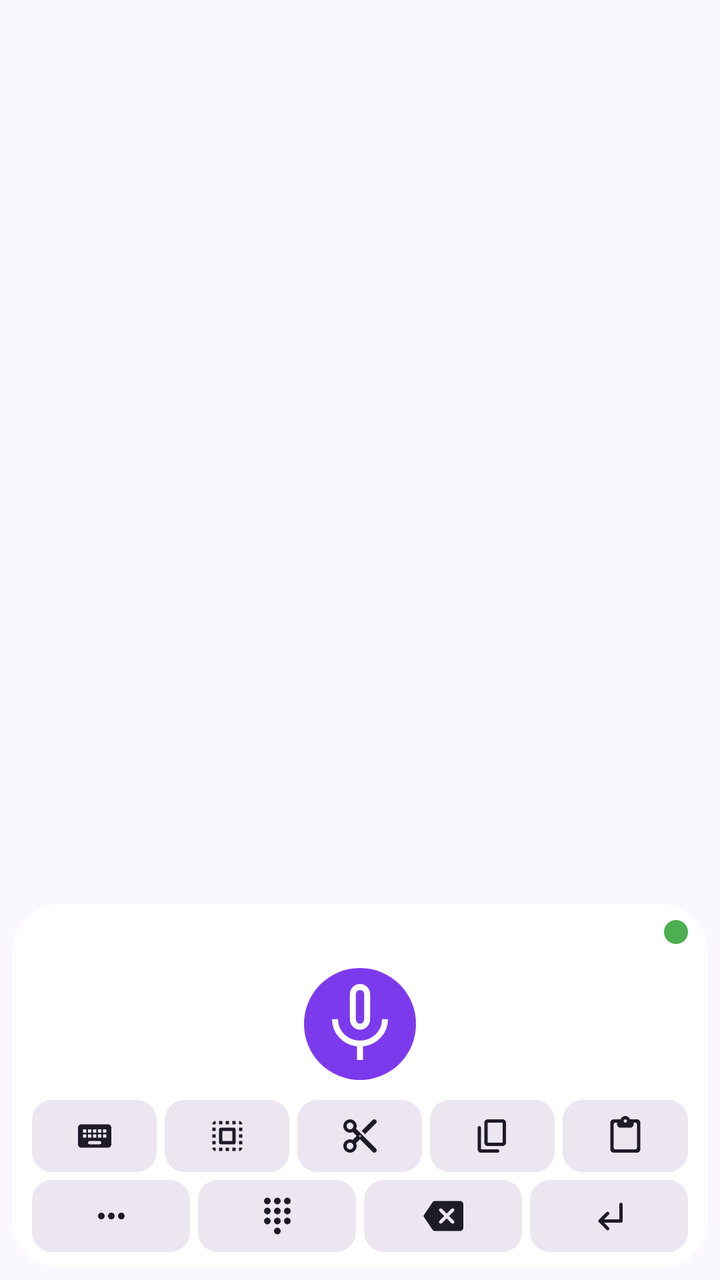
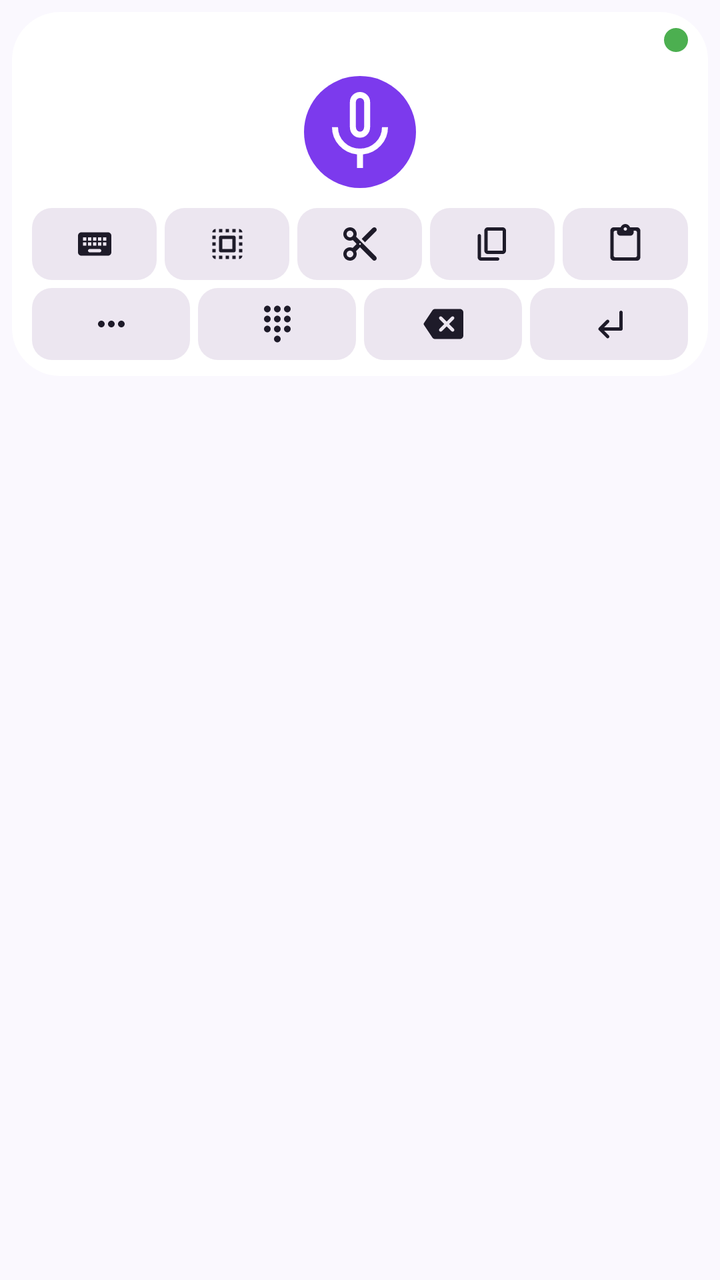

Before-and-after screenshots of an Android layout around one commit, followed by the original layout XML and the change that was made.
<!-- AndroidManifest.xml: application theme Theme.WhisperGroq.ActionBar -->
<!-- res/layout/voice_service.xml -->
<?xml version="1.0" encoding="utf-8"?>
<FrameLayout xmlns:android="http://schemas.android.com/apk/res/android"
    android:id="@+id/ime_wrapper"
    android:layout_width="match_parent"
    android:layout_height="match_parent">

    <LinearLayout xmlns:android="http://schemas.android.com/apk/res/android"
        android:id="@+id/ime_content"
        android:layout_width="match_parent"
        android:layout_height="wrap_content"
        android:layout_gravity="bottom"
        android:orientation="vertical"
        android:clipToPadding="false"
        android:padding="6dp">

    <LinearLayout
        android:layout_width="match_parent"
        android:layout_height="wrap_content"
        android:orientation="vertical"
        android:background="@drawable/keyboard_bg"
        android:padding="8dp">

        
        <LinearLayout
            android:layout_width="match_parent"
            android:layout_height="wrap_content"
            android:orientation="horizontal"
            android:gravity="center_vertical|end"
            android:layout_marginBottom="6dp">

            <ImageView
                android:id="@+id/btnStatus"
                android:layout_width="12dp"
                android:layout_height="12dp"
                android:layout_gravity="center_vertical|end"
                android:layout_marginEnd="2dp"
                android:adjustViewBounds="true"
                android:src="@drawable/status_led_idle"
                android:contentDescription="Status"
                android:scaleType="fitCenter"/>

            <TextView
                android:id="@+id/tv_status"
                android:visibility="gone"
                android:gravity="center"
                android:layout_width="0dp"
                android:layout_weight="1"
                android:layout_height="wrap_content"
                android:paddingHorizontal="10dp"
                android:textSize="14sp"
                android:textColor="?attr/colorOnSurface" />
        </LinearLayout>

        
        <ImageButton
            android:id="@+id/btnRecord"
            android:layout_width="56dp"
            android:layout_height="56dp"
            android:layout_gravity="center_horizontal"
            android:layout_marginVertical="6dp"
            android:background="@drawable/kb_mic_button"
            android:padding="14dp"
            android:src="@drawable/ic_mic_48dp"
            android:contentDescription="@string/record_button"/>

        
        <LinearLayout
            android:layout_width="match_parent"
            android:layout_height="wrap_content"
            android:orientation="horizontal"
            android:layout_marginTop="4dp">

            <ImageButton
                android:id="@+id/btnKeyboard"
                android:layout_width="0dp"
                android:layout_height="36dp"
                android:layout_weight="1"
                android:layout_marginStart="2dp"
                android:layout_marginEnd="2dp"
                android:background="@drawable/kb_button"
                android:padding="8dp"
                android:scaleType="fitCenter"
                android:src="@drawable/ic_keyboard_36dp"
                android:contentDescription="@string/exit_button"/>

            <ImageButton
                android:id="@+id/btnSelectAll"
                android:layout_width="0dp"
                android:layout_height="36dp"
                android:layout_weight="1"
                android:layout_marginStart="2dp"
                android:layout_marginEnd="2dp"
                android:background="@drawable/kb_button"
                android:padding="8dp"
                android:scaleType="fitCenter"
                android:src="@drawable/ic_select_all_24dp"
                android:contentDescription="Select all"/>

            <ImageButton
                android:id="@+id/btnCut"
                android:layout_width="0dp"
                android:layout_height="36dp"
                android:layout_weight="1"
                android:layout_marginStart="2dp"
                android:layout_marginEnd="2dp"
                android:background="@drawable/kb_button"
                android:padding="8dp"
                android:scaleType="fitCenter"
                android:src="@drawable/ic_cut_24dp"
                android:contentDescription="Cut"/>

            <ImageButton
                android:id="@+id/btnCopy"
                android:layout_width="0dp"
                android:layout_height="36dp"
                android:layout_weight="1"
                android:layout_marginStart="2dp"
                android:layout_marginEnd="2dp"
                android:background="@drawable/kb_button"
                android:padding="8dp"
                android:scaleType="fitCenter"
                android:src="@drawable/ic_copy_24dp"
                android:contentDescription="Copy"/>

            <ImageButton
                android:id="@+id/btnPaste"
                android:layout_width="0dp"
                android:layout_height="36dp"
                android:layout_weight="1"
                android:layout_marginStart="2dp"
                android:layout_marginEnd="2dp"
                android:background="@drawable/kb_button"
                android:padding="8dp"
                android:scaleType="fitCenter"
                android:src="@drawable/ic_paste_24dp"
                android:contentDescription="Paste"/>
        </LinearLayout>

        
        <LinearLayout
            android:layout_width="match_parent"
            android:layout_height="wrap_content"
            android:orientation="horizontal"
            android:layout_marginTop="4dp">

            <ImageButton
                android:id="@+id/btnPunctuation"
                android:layout_width="0dp"
                android:layout_height="36dp"
                android:layout_weight="1"
                android:layout_marginStart="2dp"
                android:layout_marginEnd="2dp"
                android:background="@drawable/kb_button"
                android:padding="8dp"
                android:scaleType="fitCenter"
                android:src="@drawable/ic_punctuation_24dp"
                android:contentDescription="Punctuation"/>

            <ImageButton
                android:id="@+id/btnNumbers"
                android:layout_width="0dp"
                android:layout_height="36dp"
                android:layout_weight="1"
                android:layout_marginStart="2dp"
                android:layout_marginEnd="2dp"
                android:background="@drawable/kb_button"
                android:padding="8dp"
                android:scaleType="fitCenter"
                android:src="@drawable/ic_numbers_24dp"
                android:contentDescription="Numbers"/>

            <ImageButton
                android:id="@+id/btnDel"
                android:layout_width="0dp"
                android:layout_height="36dp"
                android:layout_weight="1"
                android:layout_marginStart="2dp"
                android:layout_marginEnd="2dp"
                android:background="@drawable/kb_button"
                android:padding="8dp"
                android:scaleType="fitCenter"
                android:src="@drawable/ic_keyboard_del_48dp"
                android:contentDescription="@string/delete_button"/>

            <ImageButton
                android:id="@+id/btnEnter"
                android:layout_width="0dp"
                android:layout_height="36dp"
                android:layout_weight="1"
                android:layout_marginStart="2dp"
                android:layout_marginEnd="2dp"
                android:background="@drawable/kb_button"
                android:padding="8dp"
                android:scaleType="fitCenter"
                android:src="@drawable/ic_keyboard_return_48dp"
                android:contentDescription="@string/return_button"/>
        </LinearLayout>

    </LinearLayout>
</LinearLayout>
</FrameLayout>
<!-- resources referenced by this layout -->
<resources>
  <!-- drawable ic_copy_24dp (drawable) -->
  <vector xmlns:android="http://schemas.android.com/apk/res/android"
      android:width="24dp"
      android:height="24dp"
      android:viewportWidth="24"
      android:viewportHeight="24">
    
    <path
        android:fillColor="?attr/colorOnSurface"
        android:pathData="M15 20H5V7c0-.55-.45-1-1-1h0C3.45 6 3 6.45 3 7v13c0 1.1.9 2 2 2h10c.55 0 1-.45 1-1v0c0-.55-.45-1-1-1zM20 16V4c0-1.1-.9-2-2-2H9C7.9 2 7 2.9 7 4v12c0 1.1.9 2 2 2h9c1.1 0 2-.9 2-2zM18 16H9V4h9v12z"/>
  </vector>
  <!-- drawable ic_keyboard_return_48dp (drawable) -->
  <vector xmlns:android="http://schemas.android.com/apk/res/android"
      android:width="24dp"
      android:height="24dp"
      android:viewportWidth="24"
      android:viewportHeight="24">
    
    <path
        android:fillColor="?attr/colorOnSurface"
        android:pathData="M5.71 15.71l4.58 4.58c.39.39 1.03.39 1.42 0 .39-.39.39-1.03 0-1.42L8.83 16H19c.55 0 1-.45 1-1V5c0-.55-.45-1-1-1s-1 .45-1 1v9H8.83l2.88-2.87c.39-.39.39-1.03 0-1.42-.39-.39-1.03-.39-1.42 0l-4.58 4.58c-.39.39-.39 1.03 0 1.42z"/>
  </vector>
  <!-- drawable ic_punctuation_24dp (drawable) -->
  <vector xmlns:android="http://schemas.android.com/apk/res/android"
      android:width="24dp"
      android:height="24dp"
      android:viewportWidth="24"
      android:viewportHeight="24">
    
    <path
        android:fillColor="?attr/colorOnSurface"
        android:pathData="M6 10c-1.1 0-2 .9-2 2s.9 2 2 2 2-.9 2-2-.9-2-2-2zm12 0c-1.1 0-2 .9-2 2s.9 2 2 2 2-.9 2-2-.9-2-2-2zm-6 0c-1.1 0-2 .9-2 2s.9 2 2 2 2-.9 2-2-.9-2-2-2z"/>
  </vector>
  <!-- drawable kb_button (drawable) -->
  <?xml version="1.0" encoding="utf-8"?>
  <selector xmlns:android="http://schemas.android.com/apk/res/android">
      <item android:state_pressed="true">
          <shape>
              <solid android:color="?attr/colorPrimary" />
              <corners android:radius="10dp" />
          </shape>
      </item>
      <item>
          <shape>
              <solid android:color="?attr/colorSurfaceContainerHigh" />
              <corners android:radius="10dp" />
          </shape>
      </item>
  </selector>
  <!-- drawable kb_mic_button (drawable) -->
  <?xml version="1.0" encoding="utf-8"?>
  <selector xmlns:android="http://schemas.android.com/apk/res/android">
      <item android:state_pressed="true">
          <shape android:shape="oval">
              <solid android:color="@color/recording" />
          </shape>
      </item>
      <item>
          <shape android:shape="oval">
              <solid android:color="?attr/colorPrimary" />
          </shape>
      </item>
  </selector>
  <!-- drawable keyboard_bg (drawable) -->
  <?xml version="1.0" encoding="utf-8"?>
  <shape xmlns:android="http://schemas.android.com/apk/res/android">
      <solid android:color="?attr/colorSurface" />
      <corners android:radius="24dp" />
  </shape>
  <!-- drawable status_led_idle (drawable) -->
  <?xml version="1.0" encoding="utf-8"?>
  <shape xmlns:android="http://schemas.android.com/apk/res/android" android:shape="oval">
      <solid android:color="#4CAF50"/>
  </shape>
  <string name="delete_button">Delete</string>
  <string name="exit_button">Exit</string>
  <string name="record_button">Record</string>
  <string name="return_button">Return</string>
  <color name="recording">#DC2626</color>
  <color name="colorAccent">#7C3AED</color>
  <color name="colorAccentDark">#5B21B6</color>
  <color name="surface">#FFFFFF</color>
  <color name="text_primary">#1E1B29</color>
  <color name="windowBackground">#FAF8FE</color>
  <color name="text_secondary">#6B6385</color>
  <!-- unchanged entries left out for length: 8 -->
</resources>

<!-- the commit's change to res/layout/voice_service.xml (unified diff, before → after) -->
@@ -1,17 +1,13 @@
 <?xml version="1.0" encoding="utf-8"?>
-<FrameLayout xmlns:android="http://schemas.android.com/apk/res/android"
-    android:id="@+id/ime_wrapper"
+<LinearLayout xmlns:android="http://schemas.android.com/apk/res/android"
+    android:id="@+id/ime_content"
     android:layout_width="match_parent"
-    android:layout_height="match_parent">
-
-    <LinearLayout xmlns:android="http://schemas.android.com/apk/res/android"
-        android:id="@+id/ime_content"
-        android:layout_width="match_parent"
-        android:layout_height="wrap_content"
-        android:layout_gravity="bottom"
-        android:orientation="vertical"
-        android:clipToPadding="false"
-        android:padding="6dp">
+    android:layout_height="wrap_content"
+    android:orientation="vertical"
+    android:clipToPadding="false"
+    android:paddingLeft="6dp"
+    android:paddingRight="6dp"
+    android:paddingTop="6dp">
 
     <LinearLayout
         android:layout_width="match_parent"
@@ -198,4 +194,3 @@
 
     </LinearLayout>
 </LinearLayout>
-</FrameLayout>
